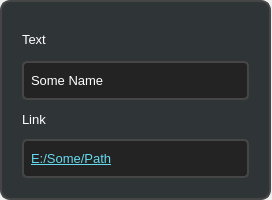
Above: linkeditdialog.ui from alvi-khan/Marshal before the change. Below: the same form after it.
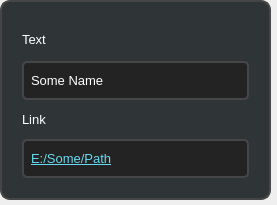
That is the form after the change. Icons and pictures are not drawn.

Commit message: Added drop shadow to popup dialogs.

```diff
--- a/linkeditdialog.ui
+++ b/linkeditdialog.ui
@@ -6,8 +6,8 @@
    <rect>
     <x>0</x>
     <y>0</y>
-    <width>272</width>
-    <height>200</height>
+    <width>277</width>
+    <height>205</height>
    </rect>
   </property>
   <property name="sizePolicy">
@@ -18,8 +18,8 @@
   </property>
   <property name="maximumSize">
    <size>
-    <width>272</width>
-    <height>200</height>
+    <width>277</width>
+    <height>205</height>
    </size>
   </property>
   <property name="font">
@@ -56,10 +56,10 @@
     <number>0</number>
    </property>
    <property name="rightMargin">
-    <number>0</number>
+    <number>5</number>
    </property>
    <property name="bottomMargin">
-    <number>0</number>
+    <number>5</number>
    </property>
    <item>
     <widget class="QFrame" name="frame">
```
The commit also changes 3 other files.
